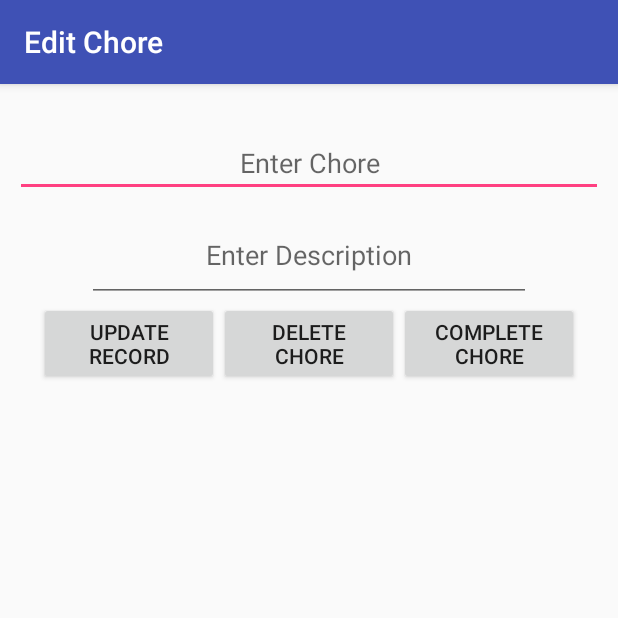
After one commit to Bakenbraad/rensvanderveldt-pset5, an Android app: the EditTodo screen opened directly, with no data from a screen before it, on a phone screen of 412 x 824 dp, the top half of it. The commit adds this screen. Run offline under Robolectric (Android 15) with nearby library versions, the phone set to English and light mode, and no system bars; 7 statements that could not run were skipped.

```diff
--- a/app/src/main/AndroidManifest.xml
+++ b/app/src/main/AndroidManifest.xml
@@ -15,6 +15,8 @@
                 <category android:name="android.intent.category.LAUNCHER" />
             </intent-filter>
         </activity>
+        <activity android:name=".addMaster" />
+        <activity android:name=".EditTodo"></activity>
     </application>
 
 </manifest>
--- /dev/null
+++ b/app/src/main/java/com/vanderveldt/rens/rensvanderveldt_pset5/EditTodo.java
@@ -0,0 +1,75 @@
+package com.vanderveldt.rens.rensvanderveldt_pset5;
+
+import android.content.Intent;
+import android.support.v7.app.AppCompatActivity;
+import android.os.Bundle;
+import android.view.View;
+import android.widget.Button;
+import android.widget.EditText;
+import android.widget.Toast;
+
+public class EditTodo extends AppCompatActivity {
+
+    private long _id;
+    private TodoInstanceManager dbManager;
+
+    EditText todoText;
+    EditText descText;
+
+    @Override
+    protected void onCreate(Bundle savedInstanceState) {
+        super.onCreate(savedInstanceState);
+
+        setTitle("Edit Chore");
+        setContentView(R.layout.activity_edit_todo);
+        dbManager = TodoInstanceManager.getInstance();
+        dbManager.setManager(this);
+
+
+        todoText = (EditText) findViewById(R.id.item);
+        descText = (EditText) findViewById(R.id.description_edittext);
+
+        Bundle extras = getIntent().getExtras();
+        // Get extras from intent
+        String id = extras.getString("id");
+        String name = extras.getString("todo");
+        String desc = extras.getString("desc");
+        // Turn id into long id
+        _id = Long.parseLong(id);
+
+        // Show user which to-do they are editing
+        todoText.setText(name);
+        descText.setText(desc);
+    }
+
+    // Back function
+    public void returnHome() {
+        Intent home_intent = new Intent(getApplicationContext(), MainActivity.class).setFlags(Intent.FLAG_ACTIVITY_CLEAR_TOP);
+        startActivity(home_intent);
+        finish();
+    }
+
+    // When update is pressed
+    public void updateChore(View view) {
+        String title = todoText.getText().toString();
+        String desc = descText.getText().toString();
+        if (title.length() == 0){
+            Toast.makeText(this, "Please enter a To-Do", Toast.LENGTH_SHORT).show();
+            if (desc.length() == 0){
+                Toast.makeText(this, "Please enter a description", Toast.LENGTH_SHORT).show();
+            }
+        }
+        else{
+
+            Toast.makeText(this, "Saved", Toast.LENGTH_SHORT).show();
+            this.returnHome();
+        }
+    }
+
+    public void deleteChore(View view) {
+        dbManager
+    }
+
+    public void completeChore(View view) {
+    }
+}
--- /dev/null
+++ b/app/src/main/res/layout/activity_edit_todo.xml
@@ -0,0 +1,60 @@
+<?xml version="1.0" encoding="utf-8"?>
+<LinearLayout xmlns:android="http://schemas.android.com/apk/res/android"
+    android:layout_width="match_parent"
+    android:layout_height="match_parent"
+    android:orientation="vertical"
+    android:padding="10dp"
+    android:weightSum="1">
+
+    <EditText
+        android:id="@+id/todo_edittext"
+        android:layout_width="match_parent"
+        android:layout_height="wrap_content"
+        android:layout_marginBottom="8dp"
+        android:ems="10"
+        android:hint="Enter Chore"
+        android:layout_marginTop="20dp"
+        android:gravity="center" />
+
+    <EditText
+        android:id="@+id/description_edittext"
+        android:layout_width="296dp"
+        android:layout_height="62dp"
+        android:ems="10"
+        android:gravity="center"
+        android:hint="Enter Description"
+        android:layout_gravity="center">
+    </EditText>
+
+    <LinearLayout
+        android:layout_width="fill_parent"
+        android:layout_height="wrap_content"
+        android:weightSum="2"
+        android:gravity="center_horizontal"
+        android:orientation="horizontal" >
+
+        <Button
+        android:id="@+id/update_btn"
+        android:layout_width="120dp"
+        android:layout_height="wrap_content"
+        android:text="Update record"
+        android:onClick="updateChore"/>
+
+        <Button
+            android:id="@+id/delete_btn"
+            android:layout_width="120dp"
+            android:layout_height="wrap_content"
+            android:text="Delete chore"
+            android:onClick="deleteChore"/>
+
+        <Button
+            android:id="@+id/completed_btn"
+            android:layout_width="120dp"
+            android:layout_height="wrap_content"
+            android:text="Complete chore"
+            android:onClick="completeChore"/>
+
+    </LinearLayout>
+
+
+</LinearLayout>
```
Also changed, not shown: app/src/main/java/com/vanderveldt/rens/rensvanderveldt_pset5/DBManager.java (renamed from app/src/main/java/com/vanderveldt/rens/rensvanderveldt_pset5/TodoManager.java, +5 -9 lines), app/src/main/java/com/vanderveldt/rens/rensvanderveldt_pset5/MainActivity.java (+64 -0 lines), app/src/main/java/com/vanderveldt/rens/rensvanderveldt_pset5/TodoInstanceManager.java (+41 -0 lines), app/src/main/java/com/vanderveldt/rens/rensvanderveldt_pset5/TodoItem.java (deleted, +0 -33 lines), app/src/main/java/com/vanderveldt/rens/rensvanderveldt_pset5/TodoList.java (deleted, +0 -34 lines), app/src/main/java/com/vanderveldt/rens/rensvanderveldt_pset5/addMaster.java (added, +28 -0 lines), app/src/main/res/layout/activity_add_master.xml (added, +39 -0 lines), app/src/main/res/layout/activity_main.xml (+70 -4 lines), app/src/main/res/layout/simple_item.xml (added, +26 -0 lines), app/src/main/res/layout/simple_master_item.xml (added, +26 -0 lines).
